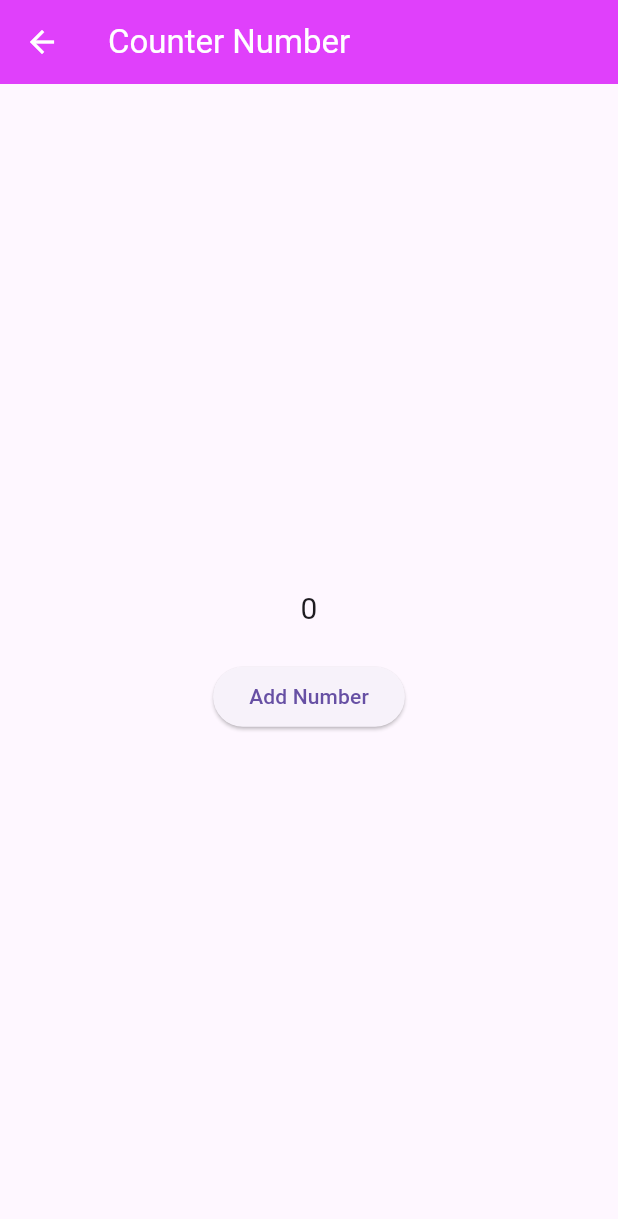
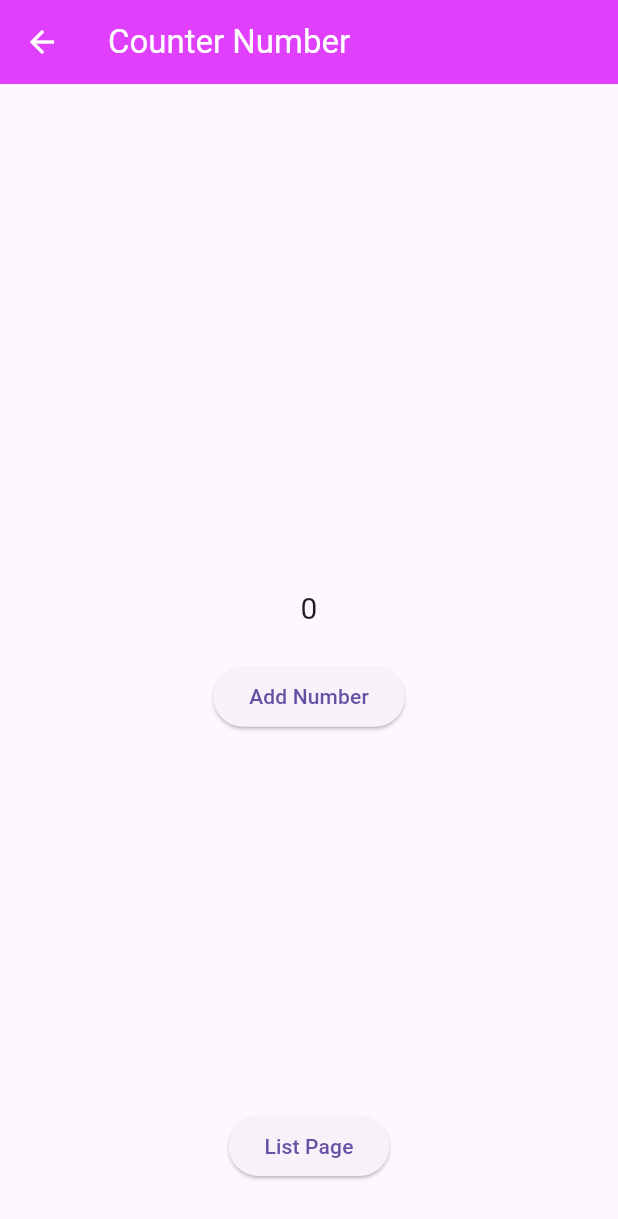
Before and after one commit to abdullahhalis/finding-flutter, a Flutter app: the CounterPage screen opened directly, on a phone screen of 412 x 824 dp. Shown: the top 1219 px of the screen. Run offline on Flutter 3.47's test engine with Material 3 defaults, Android fonts, the phone set to English and light mode, and no system bars; network calls fail.

Commit message:
add Stack, FAB, and Navigation

```diff
--- a/hello_flutter/lib/counter_page.dart
+++ b/hello_flutter/lib/counter_page.dart
@@ -1,4 +1,5 @@
 import 'package:flutter/material.dart';
+import 'package:hello_flutter/list_page.dart';
 
 class CounterPage extends StatefulWidget {
   const CounterPage({super.key});
@@ -17,7 +18,8 @@ class _CounterPageState extends State<CounterPage> {
           backgroundColor: Colors.purpleAccent,
           foregroundColor: Colors.white,
         ),
-        body: Center(
+        body: Stack(children: [
+          Center(
             child: Column(
               mainAxisAlignment: MainAxisAlignment.center,
               children: [
@@ -35,6 +37,19 @@ class _CounterPageState extends State<CounterPage> {
                     child: const Text("Add Number"))
               ],
             ),
+          ),
+          Align(
+            alignment: const Alignment(0, 0.9),
+            child: ElevatedButton(
+                onPressed: () {
+                  Navigator.push(
+                      context,
+                      MaterialPageRoute(
+                        builder: (context) => const ListViewPage(),
                       ));
+                },
+                child: const Text("List Page")),
+          )
+        ]));
   }
 }
--- a/hello_flutter/lib/main.dart
+++ b/hello_flutter/lib/main.dart
@@ -1,6 +1,4 @@
 import 'package:flutter/material.dart';
-import 'package:hello_flutter/counter_page.dart';
-import 'package:hello_flutter/list_page.dart';
 import 'package:hello_flutter/main_page.dart';
 
 void main() {
@@ -15,7 +13,7 @@ class MyApp extends StatelessWidget {
   Widget build(BuildContext context) {
     return const MaterialApp(
       debugShowCheckedModeBanner: false,
-      home: ListViewPage(),
+      home: MainPage(),
     );
   }
 }
```
Also changed, not shown: hello_flutter/lib/list_page.dart (+16 -2 lines), hello_flutter/lib/main_page.dart (+26 -5 lines), 1 other file. Lines whose indentation alone changed are shown as unchanged.
